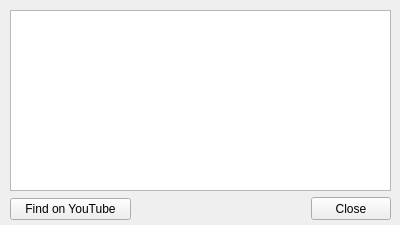
The window that src/ui/logwindow.ui (jampola/radioqt) describes before a commit, drawn with Qt 5.
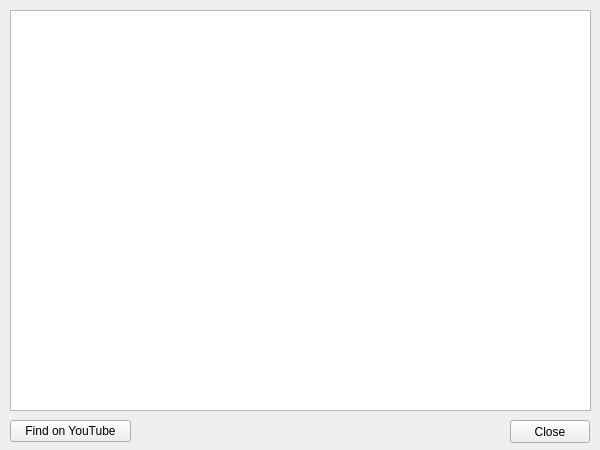
The same window after the commit.

Patch:
```diff
--- a/src/ui/logwindow.ui
+++ b/src/ui/logwindow.ui
@@ -6,20 +6,20 @@
    <rect>
     <x>0</x>
     <y>0</y>
-    <width>400</width>
-    <height>225</height>
+    <width>600</width>
+    <height>450</height>
    </rect>
   </property>
   <property name="minimumSize">
    <size>
-    <width>400</width>
-    <height>225</height>
+    <width>600</width>
+    <height>450</height>
    </size>
   </property>
   <property name="maximumSize">
    <size>
-    <width>400</width>
-    <height>225</height>
+    <width>600</width>
+    <height>450</height>
    </size>
   </property>
   <property name="windowTitle">
@@ -30,8 +30,8 @@
     <rect>
      <x>10</x>
      <y>10</y>
-     <width>381</width>
-     <height>181</height>
+     <width>581</width>
+     <height>401</height>
     </rect>
    </property>
    <property name="styleSheet">
@@ -59,7 +59,7 @@
    <property name="geometry">
     <rect>
      <x>10</x>
-     <y>198</y>
+     <y>420</y>
      <width>121</width>
      <height>22</height>
     </rect>
@@ -71,8 +71,8 @@
   <widget class="QPushButton" name="btnCloseFavorites">
    <property name="geometry">
     <rect>
-     <x>311</x>
-     <y>197</y>
+     <x>510</x>
+     <y>420</y>
      <width>80</width>
      <height>23</height>
     </rect>
```
